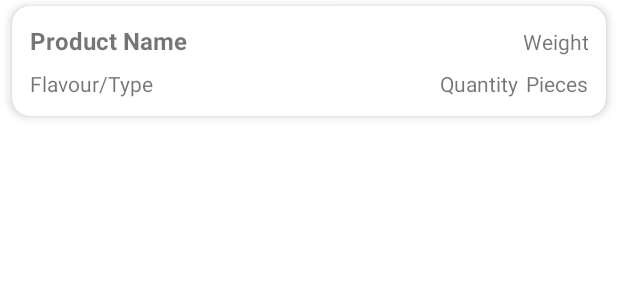
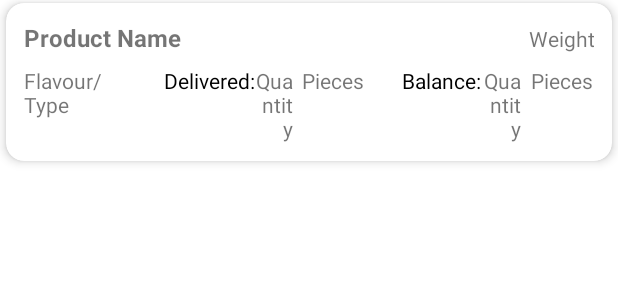
Before and after one commit to Emmanuel-manuel/shop, an Android app: the layout recycler_inventory_items.xml on its own in the app's theme, with its tools: preview values and no code run, on a phone screen of 412 x 824 dp. Shown: the top 300 px of the screen. Run offline under Robolectric (Android 15) with nearby library versions, the phone set to English and light mode, and no system bars.

Commit message:
Modified View Today's Inventory

```diff
--- a/app/src/main/res/layout/fragment_view_today_inventory.xml
+++ b/app/src/main/res/layout/fragment_view_today_inventory.xml
@@ -42,7 +42,7 @@
 
         <androidx.recyclerview.widget.RecyclerView
             android:layout_width="match_parent"
-            android:layout_height="match_parent"
+            android:layout_height="560dp"
             android:id="@+id/userRecyclerView"
             android:scrollbars="vertical"
             android:padding="6dp"
--- a/app/src/main/res/layout/recycler_inventory_items.xml
+++ b/app/src/main/res/layout/recycler_inventory_items.xml
@@ -5,8 +5,8 @@
     android:id="@+id/itemView"
     android:layout_width="match_parent"
     android:layout_height="wrap_content"
-    android:layout_marginHorizontal="8dp"
-    android:layout_marginVertical="4dp"
+    android:layout_marginHorizontal="4dp"
+    android:layout_marginVertical="2dp"
     app:cardCornerRadius="12dp"
     android:orientation="vertical"
     app:cardElevation="4dp">
@@ -58,15 +58,24 @@
                 android:id="@+id/txtFlavour"
                 android:layout_width="0dp"
                 android:layout_height="wrap_content"
-                android:layout_weight="0.9"
+                android:layout_weight="0.4"
                 android:text="Flavour/Type"
                 android:textSize="14sp"/>
 
             <TextView
+                android:id="@+id/txtDelivered"
+                android:layout_width="0dp"
+                android:layout_height="wrap_content"
+                android:layout_weight="0.41"
+                android:text="Delivered:"
+                android:textColor="@color/black"
+                android:textSize="14sp"
+                android:gravity="end"/>
+            <TextView
                 android:id="@+id/txtQty"
                 android:layout_width="0dp"
                 android:layout_height="wrap_content"
-                android:layout_weight="0.85"
+                android:layout_weight="0.14"
                 android:text="Quantity"
                 android:textSize="14sp"
                 android:gravity="end"/>
@@ -78,6 +87,32 @@
                 android:text="Pieces"
                 android:textSize="14sp"
                 android:gravity="end"/>
+
+            <TextView
+                android:id="@+id/txtBalance"
+                android:layout_width="0dp"
+                android:layout_height="wrap_content"
+                android:layout_weight="0.41"
+                android:text="Balance:"
+                android:textColor="@color/black"
+                android:textSize="14sp"
+                android:gravity="end"/>
+            <TextView
+                android:id="@+id/txtBal"
+                android:layout_width="0dp"
+                android:layout_height="wrap_content"
+                android:layout_weight="0.14"
+                android:text="Quantity"
+                android:textSize="14sp"
+                android:gravity="end"/>
+            <TextView
+                android:id="@+id/txtPcs1"
+                android:layout_width="0dp"
+                android:layout_height="wrap_content"
+                android:layout_weight="0.25"
+                android:text="Pieces"
+                android:textSize="14sp"
+                android:gravity="end"/>
         </LinearLayout>
 
     </LinearLayout>
--- a/app/src/main/res/values/colors.xml
+++ b/app/src/main/res/values/colors.xml
@@ -10,7 +10,7 @@
     <color name="light_grey">#CCCCCC</color>
     <color name="lavender">#B692f7</color>
     <color name="red">#912A0B</color>
-    <color name="green">#39CC62</color>
+    <color name="green">#4CAF50</color>
 
 
     <color name="orange">#FFC107</color>
```
Also changed, not shown: app/src/main/java/emm/sys/InventoryAdapter.java (+29 -17 lines), app/src/main/java/emm/sys/InventoryItem.java (+12 -1 lines), app/src/main/java/emm/sys/ViewTodayInventoryFragment.java (+17 -0 lines).
